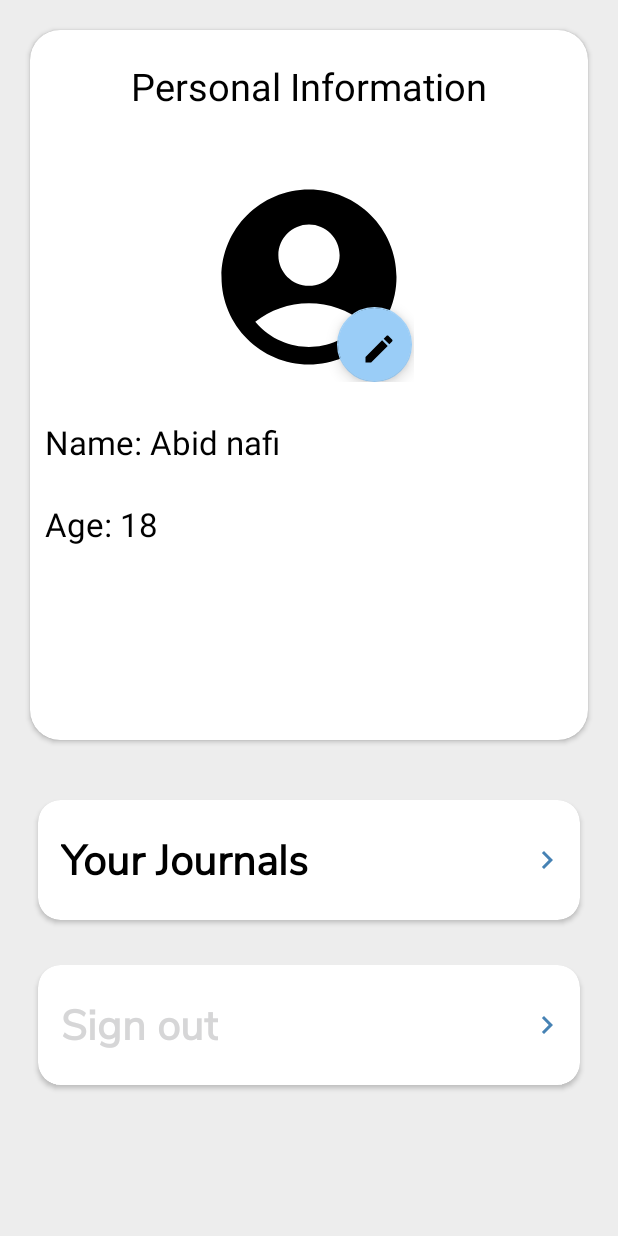
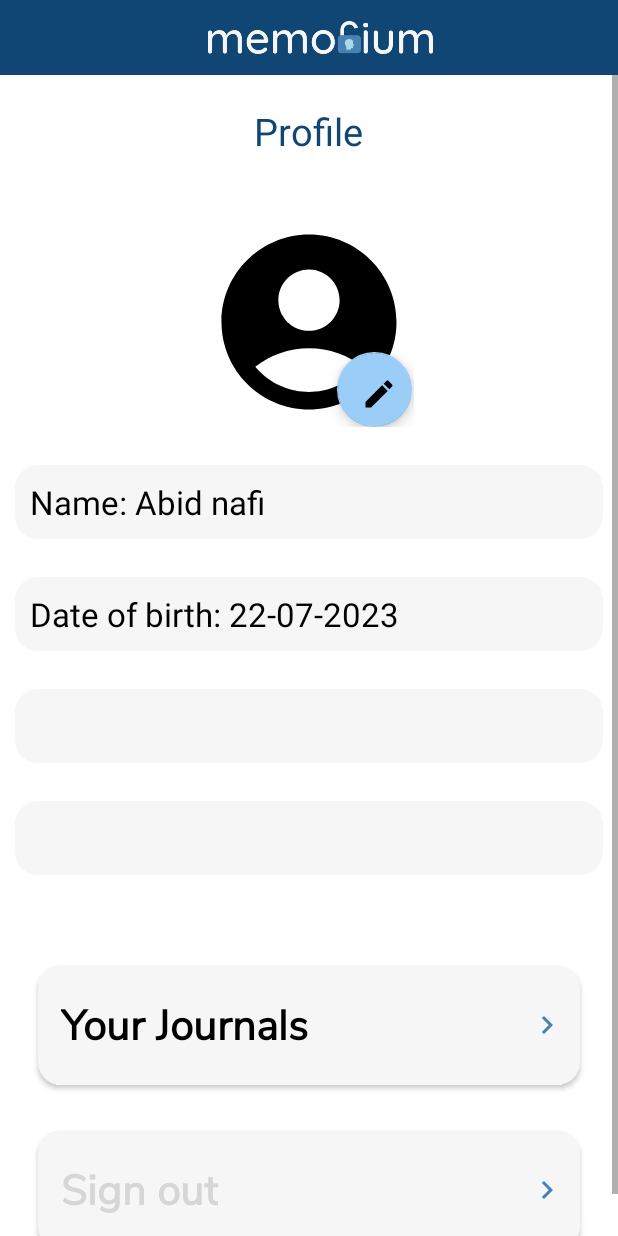
Before and after one commit to ACMDreamTeam/Memorium-android, an Android app: the screen it shows after launch once a user with an empty profile is signed in (RecollectActivity), after a tap on an icon or button, on a phone screen of 412 x 824 dp. Run offline under Robolectric (Android 15) with nearby library versions, the phone set to English and light mode, and no system bars; our stand-ins replace CircleImageView, Firebase (no records; nobody signed in at launch, a user with empty details on screens opened directly); libraries missing offline, so code that uses them is left out: com.theartofdev.edmodo; pictures from the network do not load.

Commit message:
Minor UI Tweaks in Profile Section

```diff
--- a/app/src/main/res/layout/activity_recollect.xml
+++ b/app/src/main/res/layout/activity_recollect.xml
@@ -4,34 +4,56 @@
     xmlns:tools="http://schemas.android.com/tools"
     android:layout_width="match_parent"
     android:layout_height="match_parent"
-    android:background="#EDEDED"
+    android:background="#FFFFFF"
     tools:context=".RecollectActivity">
+
+
+    <androidx.appcompat.widget.Toolbar
+        android:layout_width="match_parent"
+        android:layout_height="50dp"
+        android:id="@+id/toolbar"
+        android:background="#0F4674"
+        tools:context=".ToolbarActivity">
+
+        <RelativeLayout
+            android:layout_width="match_parent"
+            android:layout_height="match_parent">
+
+            <ImageView
+                android:layout_width="150dp"
+                android:layout_marginHorizontal="20dp"
+                android:layout_centerHorizontal="true"
+                android:layout_height="wrap_content"
+                android:src="@drawable/memorium"/>
+
+        </RelativeLayout>
+    </androidx.appcompat.widget.Toolbar>
 
 
 
 
 
+    <ScrollView
+        android:layout_width="match_parent"
+        android:layout_height="wrap_content"
+        android:layout_below="@+id/toolbar">
 
-    <androidx.cardview.widget.CardView
+        <RelativeLayout
+            android:layout_width="match_parent"
+            android:layout_height="wrap_content">
+            <RelativeLayout
                 android:id="@+id/personal_card"
                 android:layout_width="match_parent"
-        android:layout_marginHorizontal="20dp"
-        android:layout_marginTop="20dp"
-        app:cardCornerRadius="20dp"
 
-        app:cardBackgroundColor="@color/white"
                 android:layout_height="wrap_content">
-        <RelativeLayout
-            android:layout_width="match_parent"
-            android:layout_height="match_parent">
 
                 <TextView
                     android:id="@+id/title"
                     android:layout_centerHorizontal="true"
-                android:text="Personal Information"
+                    android:text="Profile"
                     android:textSize="25sp"
                     android:layout_marginTop="20dp"
-                android:textColor="#000000"
+                    android:textColor="#0F4674"
                     android:layout_width="wrap_content"
                     android:layout_height="wrap_content"/>
 
@@ -42,20 +64,26 @@
                     android:layout_marginTop="25dp"
                     android:textSize="22sp"
                     android:text="Name: Abid nafi"
-                android:layout_marginStart="10dp"
+                    android:background="@drawable/edit_text"
+                    android:backgroundTint="#F6F6F6"
+                    android:layout_marginHorizontal="10dp"
+                    android:padding="10dp"
                     android:textColor="@color/black"
-                android:layout_width="wrap_content"
+                    android:layout_width="match_parent"
                     android:layout_height="wrap_content"/>
 
                 <TextView
                     android:id="@+id/age"
                     android:layout_below="@+id/name"
-                android:text="Age: 18"
+                    android:text="Date of birth: 22-07-2023"
                     android:layout_marginTop="25dp"
                     android:textSize="22sp"
-                android:layout_marginStart="10dp"
+                    android:layout_marginHorizontal="10dp"
+                    android:background="@drawable/edit_text"
+                    android:backgroundTint="#F6F6F6"
+                    android:padding="10dp"
                     android:textColor="@color/black"
-                android:layout_width="wrap_content"
+                    android:layout_width="match_parent"
                     android:layout_height="wrap_content"/>
 
                 <TextView
@@ -64,9 +92,12 @@
                     android:layout_marginTop="25dp"
                     android:textSize="22sp"
                     android:text=""
-                android:layout_marginStart="10dp"
+                    android:layout_marginHorizontal="10dp"
+                    android:background="@drawable/edit_text"
+                    android:backgroundTint="#F6F6F6"
+                    android:padding="10dp"
                     android:textColor="@color/black"
-                android:layout_width="wrap_content"
+                    android:layout_width="match_parent"
                     android:layout_height="wrap_content"/>
 
 
@@ -75,10 +106,13 @@
                     android:layout_below="@+id/marsta"
                     android:layout_marginTop="25dp"
                     android:textSize="22dp"
-                android:layout_marginStart="10dp"
+                    android:layout_marginHorizontal="10dp"
+                    android:padding="10dp"
+                    android:background="@drawable/edit_text"
+                    android:backgroundTint="#F6F6F6"
                     android:layout_marginBottom="20dp"
                     android:textColor="@color/black"
-                android:layout_width="wrap_content"
+                    android:layout_width="match_parent"
                     android:layout_height="wrap_content"/>
 
 
@@ -113,7 +147,6 @@
                 </RelativeLayout>
 
             </RelativeLayout>
-    </androidx.cardview.widget.CardView>
 
             <androidx.cardview.widget.CardView
                 android:id="@+id/journal_card"
@@ -123,7 +156,7 @@
                 android:layout_marginHorizontal="25dp"
                 android:elevation="25dp"
                 android:layout_below="@+id/personal_card"
-        app:cardBackgroundColor="@color/white"
+                app:cardBackgroundColor="#F6F6F6"
                 app:cardCornerRadius="15dp"
                 android:layout_marginTop="40dp"
                 >
@@ -164,8 +197,9 @@
                 android:layout_height="80dp"
                 android:layout_marginHorizontal="25dp"
                 android:elevation="25dp"
+                android:layout_marginBottom="20dp"
                 android:layout_below="@+id/journal_card"
-        app:cardBackgroundColor="@color/white"
+                app:cardBackgroundColor="#F6F6F6"
                 app:cardCornerRadius="15dp"
 
                 android:layout_marginTop="30dp"
@@ -202,5 +236,15 @@
 
 
 
+        </RelativeLayout>
+
+
+    </ScrollView>
+
+
+
+
+
+
 
 </RelativeLayout>
```
Lines whose indentation alone changed are shown as unchanged.
